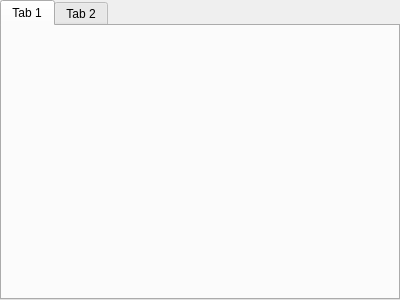
Before: the Qt Designer form widget/usermanager_widget.ui in yanghang8612/SMAMMainUI, drawn with Qt 5.
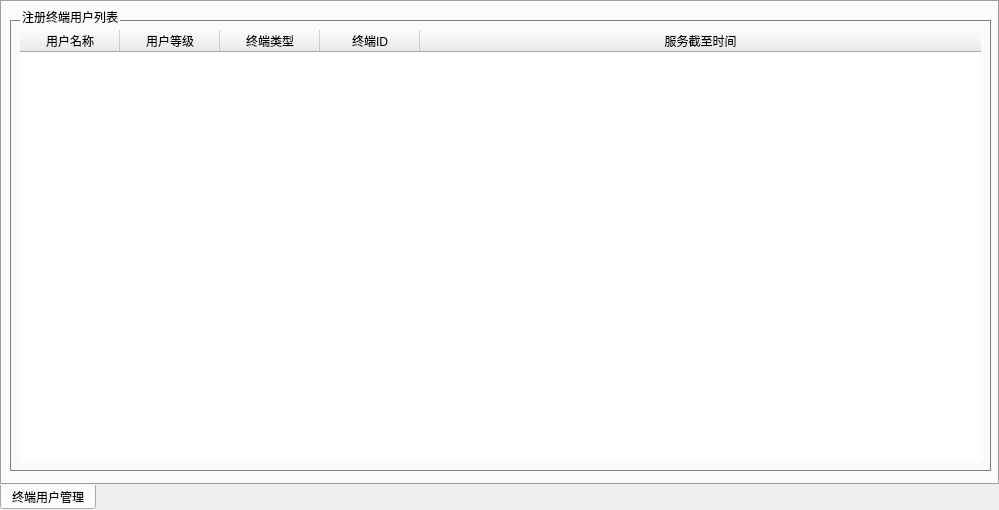
After: the same form once the commit is applied.

Commit message: change some styles give software status monitor a float frame to show components status

```diff
--- a/widget/usermanager_widget.ui
+++ b/widget/usermanager_widget.ui
@@ -6,22 +6,101 @@
    <rect>
     <x>0</x>
     <y>0</y>
-    <width>400</width>
-    <height>300</height>
+    <width>999</width>
+    <height>510</height>
    </rect>
   </property>
   <property name="windowTitle">
    <string>TabWidget</string>
   </property>
-  <widget name="tab" class="QWidget">
+  <property name="styleSheet">
+   <string notr="true">QTabWidget::pane {
+  background-color: rgb(220,220,220);
+}
+*{
+   font: 12px;
+}</string>
+  </property>
+  <property name="tabPosition">
+   <enum>QTabWidget::South</enum>
+  </property>
+  <property name="currentIndex">
+   <number>0</number>
+  </property>
+  <widget class="QWidget" name="tab">
    <attribute name="title">
-    <string>Tab 1</string>
+    <string>终端用户管理</string>
    </attribute>
-  </widget>
-  <widget name="tab" class="QWidget">
-   <attribute name="title">
-    <string>Tab 2</string>
-   </attribute>
+   <widget class="QGroupBox" name="verticalGroupBox">
+    <property name="geometry">
+     <rect>
+      <x>10</x>
+      <y>10</y>
+      <width>981</width>
+      <height>461</height>
+     </rect>
+    </property>
+    <property name="styleSheet">
+     <string notr="true">QGroupBox {
+  border: 1px solid gray;
+  margin-top: 10px;
+  padding: 10px 5x 5px 5px;
+}
+QGroupBox::title {
+  top: -10px;
+  left: 10px;
+}</string>
+    </property>
+    <property name="title">
+     <string>注册终端用户列表</string>
+    </property>
+    <layout class="QVBoxLayout" name="verticalLayout_3">
+     <item>
+      <widget class="QTableWidget" name="userTable">
+       <property name="styleSheet">
+        <string notr="true"/>
+       </property>
+       <property name="frameShape">
+        <enum>QFrame::NoFrame</enum>
+       </property>
+       <property name="frameShadow">
+        <enum>QFrame::Sunken</enum>
+       </property>
+       <attribute name="horizontalHeaderHighlightSections">
+        <bool>false</bool>
+       </attribute>
+       <attribute name="horizontalHeaderStretchLastSection">
+        <bool>true</bool>
+       </attribute>
+       <column>
+        <property name="text">
+         <string>用户名称</string>
+        </property>
+       </column>
+       <column>
+        <property name="text">
+         <string>用户等级</string>
+        </property>
+       </column>
+       <column>
+        <property name="text">
+         <string>终端类型</string>
+        </property>
+       </column>
+       <column>
+        <property name="text">
+         <string>终端ID</string>
+        </property>
+       </column>
+       <column>
+        <property name="text">
+         <string>服务截至时间</string>
+        </property>
+       </column>
+      </widget>
+     </item>
+    </layout>
+   </widget>
   </widget>
  </widget>
 </ui>
```
Left out of the diff: 6 changed lines with no effect on the pictures. The commit also changes 94 other files.
